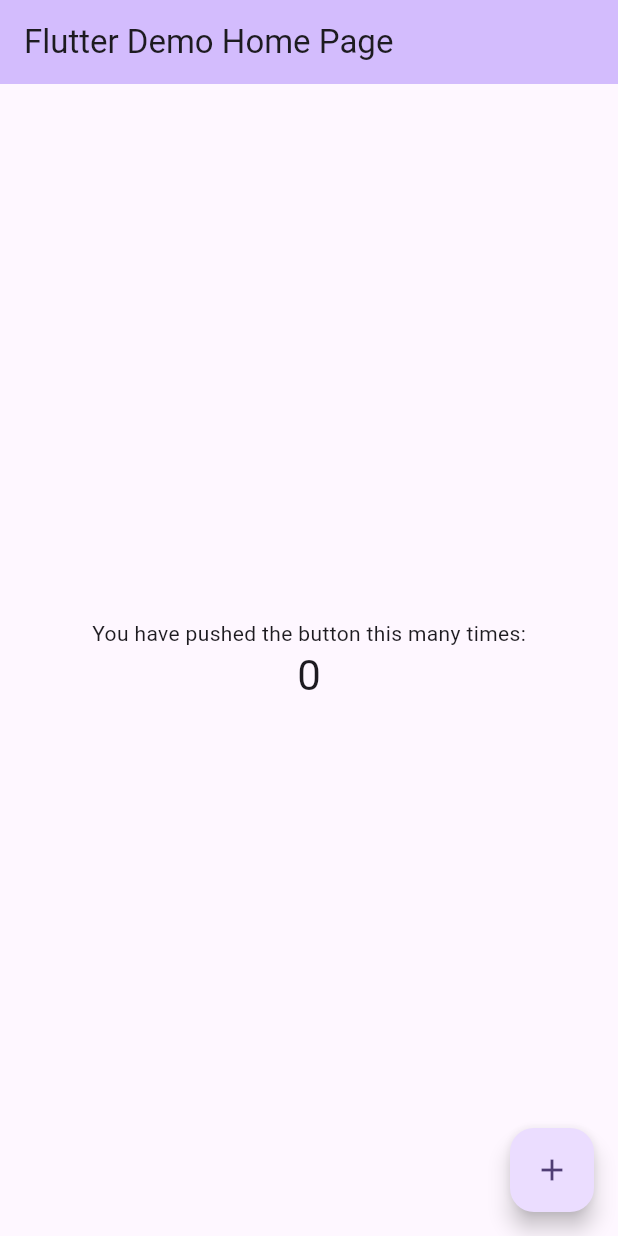
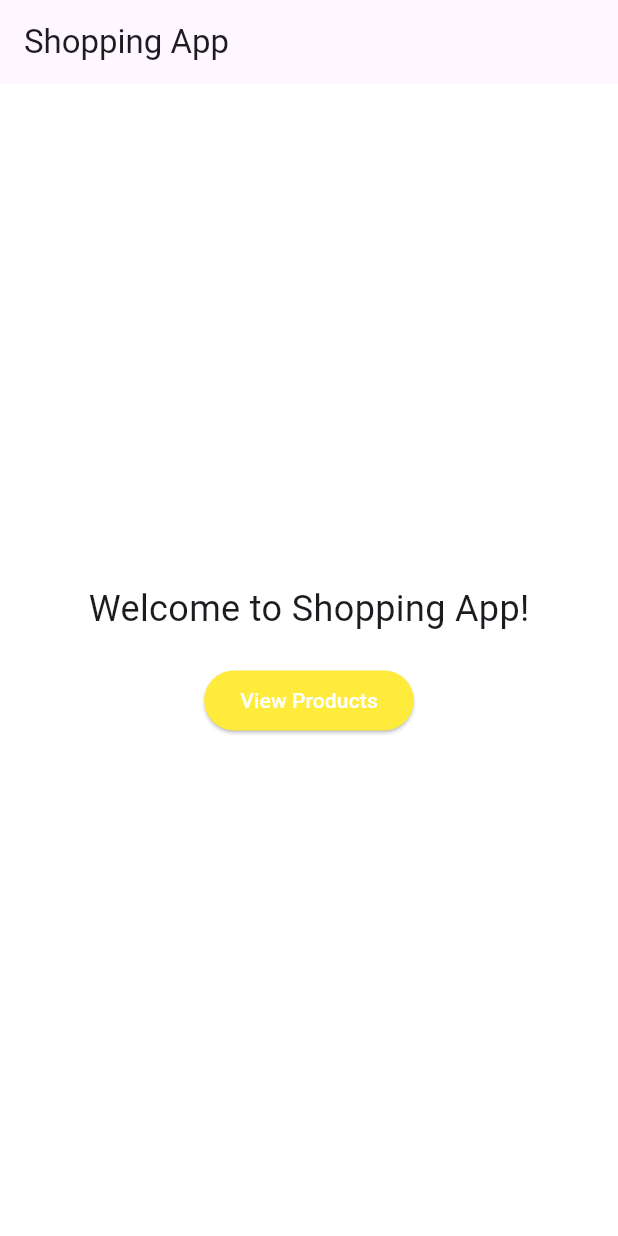
Before and after one commit to Uday-sidagana/shopping-application-flutter, a Flutter app: the screen it shows after launch, on a phone screen of 412 x 824 dp. Run offline on Flutter 3.47's test engine with Material 3 defaults, Android fonts, the phone set to English and light mode, and no system bars.

Commit message:
feat: add a basic HomePage

```diff
--- a/shopping_application_flutter/lib/main.dart
+++ b/shopping_application_flutter/lib/main.dart
@@ -1,125 +1,54 @@
 import 'package:flutter/material.dart';
 
 void main() {
-  runApp(const MyApp());
+  runApp(ShoppingApp());
 }
 
-class MyApp extends StatelessWidget {
-  const MyApp({super.key});
-
-  // This widget is the root of your application.
+class ShoppingApp extends StatelessWidget {
   @override
   Widget build(BuildContext context) {
     return MaterialApp(
-      title: 'Flutter Demo',
+      title: 'Shopping App',
       theme: ThemeData(
-        // This is the theme of your application.
-        //
-        // TRY THIS: Try running your application with "flutter run". You'll see
-        // the application has a blue toolbar. Then, without quitting the app,
-        // try changing the seedColor in the colorScheme below to Colors.green
-        // and then invoke "hot reload" (save your changes or press the "hot
-        // reload" button in a Flutter-supported IDE, or press "r" if you used
-        // the command line to start the app).
-        //
-        // Notice that the counter didn't reset back to zero; the application
-        // state is not lost during the reload. To reset the state, use hot
-        // restart instead.
-        //
-        // This works for code too, not just values: Most code changes can be
-        // tested with just a hot reload.
-        colorScheme: ColorScheme.fromSeed(seedColor: Colors.deepPurple),
-        useMaterial3: true,
+        primaryColor: Colors.yellow,
+        hintColor: Colors.white,
+        scaffoldBackgroundColor: Colors.white,
+        visualDensity: VisualDensity.adaptivePlatformDensity,
       ),
-      home: const MyHomePage(title: 'Flutter Demo Home Page'),
+      home: HomeScreen(),
     );
   }
 }
 
-class MyHomePage extends StatefulWidget {
-  const MyHomePage({super.key, required this.title});
-
-  // This widget is the home page of your application. It is stateful, meaning
-  // that it has a State object (defined below) that contains fields that affect
-  // how it looks.
-
-  // This class is the configuration for the state. It holds the values (in this
-  // case the title) provided by the parent (in this case the App widget) and
-  // used by the build method of the State. Fields in a Widget subclass are
-  // always marked "final".
-
-  final String title;
-
-  @override
-  State<MyHomePage> createState() => _MyHomePageState();
-}
-
-class _MyHomePageState extends State<MyHomePage> {
-  int _counter = 0;
-
-  void _incrementCounter() {
-    setState(() {
-      // This call to setState tells the Flutter framework that something has
-      // changed in this State, which causes it to rerun the build method below
-      // so that the display can reflect the updated values. If we changed
-      // _counter without calling setState(), then the build method would not be
-      // called again, and so nothing would appear to happen.
-      _counter++;
-    });
-  }
-
+class HomeScreen extends StatelessWidget {
   @override
   Widget build(BuildContext context) {
-    // This method is rerun every time setState is called, for instance as done
-    // by the _incrementCounter method above.
-    //
-    // The Flutter framework has been optimized to make rerunning build methods
-    // fast, so that you can just rebuild anything that needs updating rather
-    // than having to individually change instances of widgets.
     return Scaffold(
       appBar: AppBar(
-        // TRY THIS: Try changing the color here to a specific color (to
-        // Colors.amber, perhaps?) and trigger a hot reload to see the AppBar
-        // change color while the other colors stay the same.
-        backgroundColor: Theme.of(context).colorScheme.inversePrimary,
-        // Here we take the value from the MyHomePage object that was created by
-        // the App.build method, and use it to set our appbar title.
-        title: Text(widget.title),
+        title: Text('Shopping App'),
       ),
       body: Center(
-        // Center is a layout widget. It takes a single child and positions it
-        // in the middle of the parent.
         child: Column(
-          // Column is also a layout widget. It takes a list of children and
-          // arranges them vertically. By default, it sizes itself to fit its
-          // children horizontally, and tries to be as tall as its parent.
-          //
-          // Column has various properties to control how it sizes itself and
-          // how it positions its children. Here we use mainAxisAlignment to
-          // center the children vertically; the main axis here is the vertical
-          // axis because Columns are vertical (the cross axis would be
-          // horizontal).
-          //
-          // TRY THIS: Invoke "debug painting" (choose the "Toggle Debug Paint"
-          // action in the IDE, or press "p" in the console), to see the
-          // wireframe for each widget.
           mainAxisAlignment: MainAxisAlignment.center,
           children: <Widget>[
-            const Text(
-              'You have pushed the button this many times:',
+            Text(
+              'Welcome to Shopping App!',
+              style: TextStyle(fontSize: 24.0),
             ),
-            Text(
-              '$_counter',
-              style: Theme.of(context).textTheme.headlineMedium,
+            SizedBox(height: 20.0),
+            ElevatedButton(
+              onPressed: () {
+                // Navigate to product listing page
+              },
+              style: ElevatedButton.styleFrom(
+                primary: Colors.yellow,
+                onPrimary: Colors.white,
+              ),
+              child: Text('View Products'),
             ),
           ],
         ),
       ),
-      floatingActionButton: FloatingActionButton(
-        onPressed: _incrementCounter,
-        tooltip: 'Increment',
-        child: const Icon(Icons.add),
-      ), // This trailing comma makes auto-formatting nicer for build methods.
     );
   }
 }
```
